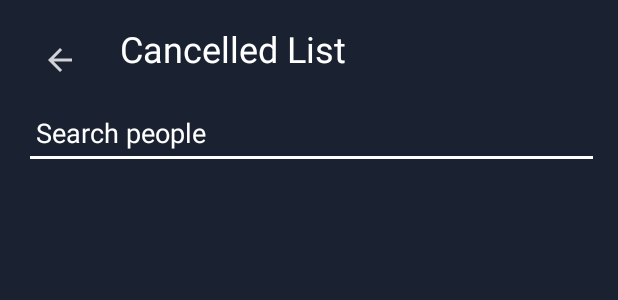
After one commit to CMPUT301F24apiary/Hive, an Android app: the layout activity_cancelledlist.xml on its own in the app's theme, with its tools: preview values and no code run, on a phone screen of 412 x 824 dp. The commit adds this screen. Shown: the top 300 px of the screen. Run offline under Robolectric (Android 15) with nearby library versions, the phone set to English and light mode, and no system bars.

Commit message:
made the cancelledListactivity

```diff
--- a/app/src/main/AndroidManifest.xml
+++ b/app/src/main/AndroidManifest.xml
@@ -56,6 +56,8 @@
         <activity android:name=".ProfileEditActivity" />
         <activity android:name=".FacilityActivity" />
         <activity android:name=".EditFacilityProfileActivity" />
+        <activity android:name=".CancelledListActivity" />
+
         <activity android:name=".OrganizerEventListActivity" />
         <activity android:name=".AddEventActivity" />
         <activity android:name=".Views.QRCodeActivity" />
--- a/app/src/main/java/com/example/hive/OptionsPageActivity.java
+++ b/app/src/main/java/com/example/hive/OptionsPageActivity.java
@@ -52,7 +52,9 @@ public class OptionsPageActivity extends AppCompatActivity {
         });
 
         cancelledEntrantsButton.setOnClickListener(v -> {
-            // Placeholder for Cancelled Entrants logic
+            Intent intent = new Intent(OptionsPageActivity.this, CancelledListActivity.class);
+            intent.putExtra("eventId", eventId); // Pass the eventId to WaitingListActivity
+            startActivity(intent);
         });
 
         participantsButton.setOnClickListener(v -> {
--- /dev/null
+++ b/app/src/main/res/layout/activity_cancelledlist.xml
@@ -0,0 +1,78 @@
+<?xml version="1.0" encoding="utf-8"?>
+<androidx.constraintlayout.widget.ConstraintLayout
+    xmlns:android="http://schemas.android.com/apk/res/android"
+    xmlns:app="http://schemas.android.com/apk/res-auto"
+    xmlns:tools="http://schemas.android.com/tools"
+    android:layout_width="match_parent"
+    android:layout_height="match_parent">
+
+    <!-- Back Button -->
+    <ImageButton
+        android:id="@+id/back_button"
+        android:layout_width="48dp"
+        android:layout_height="48dp"
+        android:layout_margin="16dp"
+        android:background="@android:color/transparent"
+        android:contentDescription="Back Button"
+        app:srcCompat="@drawable/ic_back_arrow"
+        app:layout_constraintTop_toTopOf="parent"
+        app:layout_constraintStart_toStartOf="parent" />
+
+    <!-- Title -->
+    <TextView
+        android:id="@+id/title_cancelled_list"
+        android:layout_width="wrap_content"
+        android:layout_height="wrap_content"
+        android:layout_marginStart="16dp"
+        android:layout_marginTop="16dp"
+        android:text="Cancelled List"
+        android:textSize="24sp"
+        android:textColor="@color/white"
+        app:layout_constraintTop_toTopOf="parent"
+        app:layout_constraintStart_toEndOf="@id/back_button" />
+
+    <!-- Search Container -->
+    <androidx.constraintlayout.widget.ConstraintLayout
+        android:id="@+id/search_container"
+        android:layout_width="0dp"
+        android:layout_height="48dp"
+        android:layout_marginTop="16dp"
+        android:layout_marginStart="16dp"
+        android:layout_marginEnd="16dp"
+        app:layout_constraintTop_toBottomOf="@id/title_cancelled_list"
+        app:layout_constraintStart_toStartOf="parent"
+        app:layout_constraintEnd_toEndOf="parent">
+
+        <!-- Search Bar -->
+        <EditText
+            android:id="@+id/search_bar"
+            android:layout_width="383dp"
+            android:layout_height="48dp"
+            android:backgroundTint="@color/white"
+            android:hint="Search people"
+            android:paddingStart="8dp"
+            android:paddingEnd="8dp"
+            android:textColor="@color/white"
+            android:textColorHint="@color/white"
+            app:layout_constraintBottom_toBottomOf="parent"
+            app:layout_constraintStart_toStartOf="parent"
+            app:layout_constraintTop_toTopOf="parent" />
+
+        <!-- Search Button -->
+
+    </androidx.constraintlayout.widget.ConstraintLayout>
+
+    <!-- Waiting List -->
+    <ListView
+        android:id="@+id/cancelled_list_view"
+        android:layout_width="0dp"
+        android:layout_height="0dp"
+        android:divider="@color/white"
+        android:dividerHeight="1dp"
+        android:padding="16dp"
+        android:cacheColorHint="@android:color/transparent"
+        app:layout_constraintTop_toBottomOf="@id/search_container"
+        app:layout_constraintBottom_toBottomOf="parent"
+        app:layout_constraintStart_toStartOf="parent"
+        app:layout_constraintEnd_toEndOf="parent" />
+</androidx.constraintlayout.widget.ConstraintLayout>
```
Also changed, not shown: app/src/main/java/com/example/hive/CancelledListActivity.java (added, +165 -0 lines).
